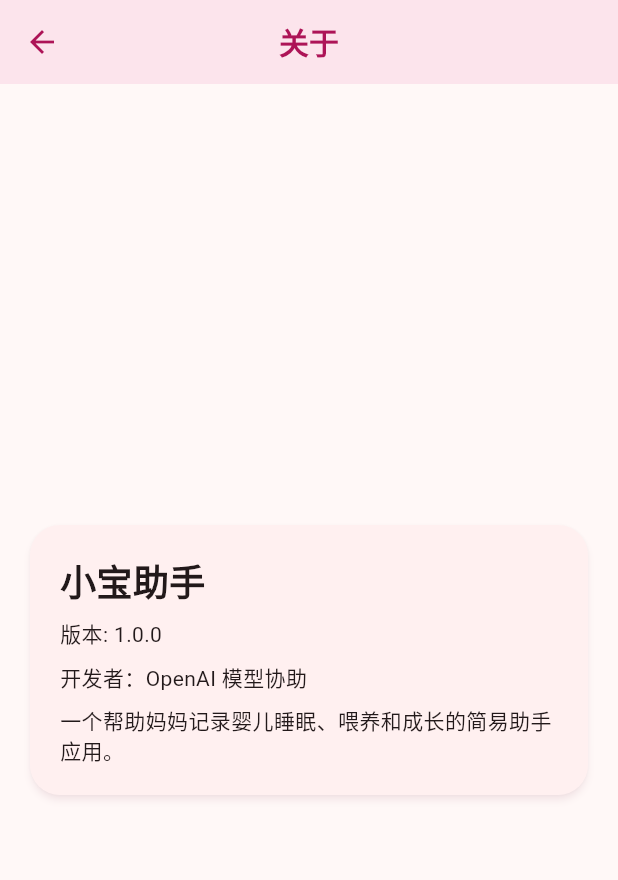
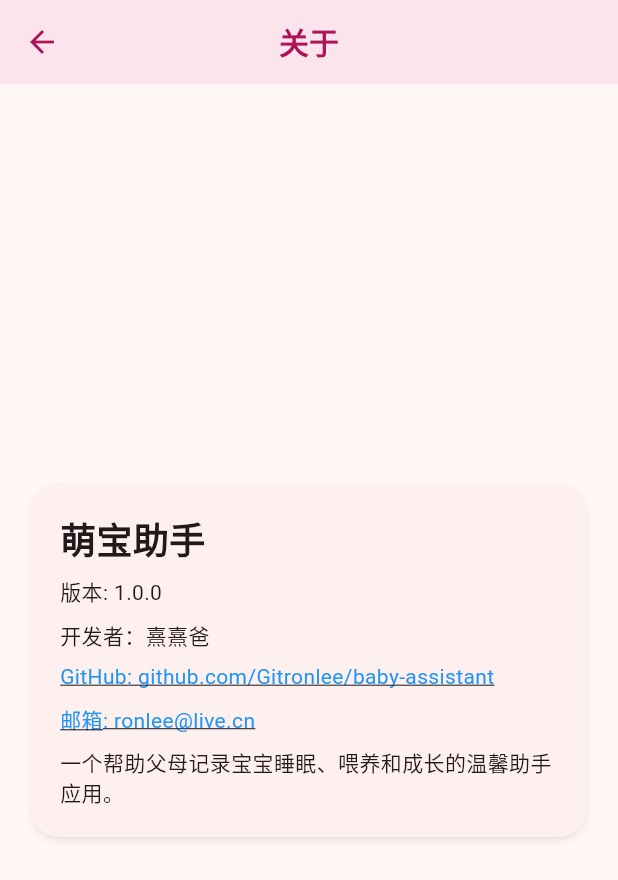
Before and after one commit to Gitronlee/baby-assistant, a Flutter app: the AboutScreen screen opened directly, on a phone screen of 412 x 824 dp. Shown: the top 880 px of the screen. Run offline on Flutter 3.47's test engine with Material 3 defaults, Android fonts, the light colour scheme and no system bars; our stand-ins replace audioplayers, file_picker, fl_chart, shared_preferences; accounts and stored records are empty.

Commit message:
更新关于页面：开发者改为熹熹爸，添加GitHub地址和邮箱

```diff
--- a/lib/screens/about_screen.dart
+++ b/lib/screens/about_screen.dart
@@ -1,29 +1,60 @@
 import 'package:flutter/material.dart';
+import 'package:url_launcher/url_launcher.dart';
 
 class AboutScreen extends StatelessWidget {
   const AboutScreen({super.key});
+
+  Future<void> _launchUrl(String url) async {
+    final uri = Uri.parse(url);
+    if (await canLaunchUrl(uri)) {
+      await launchUrl(uri, mode: LaunchMode.externalApplication);
+    }
+  }
+
   @override
   Widget build(BuildContext context) {
     return Scaffold(
       appBar: AppBar(title: const Text('关于')),
-      body: const Center(
+      body: Center(
         child: Padding(
-          padding: EdgeInsets.all(16.0),
+          padding: const EdgeInsets.all(16.0),
           child: Card(
-            shape: RoundedRectangleBorder(borderRadius: BorderRadius.all(Radius.circular(20.0))),
+            shape: const RoundedRectangleBorder(borderRadius: BorderRadius.all(Radius.circular(20.0))),
             child: Padding(
-              padding: EdgeInsets.all(20.0),
+              padding: const EdgeInsets.all(20.0),
               child: Column(
                 mainAxisSize: MainAxisSize.min,
                 crossAxisAlignment: CrossAxisAlignment.start,
                 children: [
-                  Text('小宝助手', style: TextStyle(fontSize: 24, fontWeight: FontWeight.bold)),
-                  SizedBox(height: 8),
-                  Text('版本: 1.0.0'),
-                  SizedBox(height: 8),
-                  Text('开发者：OpenAI 模型协助'),
-                  SizedBox(height: 8),
-                  Text('一个帮助妈妈记录婴儿睡眠、喂养和成长的简易助手应用。'),
+                  const Text('萌宝助手', style: TextStyle(fontSize: 24, fontWeight: FontWeight.bold)),
+                  const SizedBox(height: 8),
+                  const Text('版本: 1.0.0'),
+                  const SizedBox(height: 8),
+                  const Text('开发者：熹熹爸'),
+                  const SizedBox(height: 8),
+                  GestureDetector(
+                    onTap: () => _launchUrl('https://github.com/Gitronlee/baby-assistant'),
+                    child: const Text(
+                      'GitHub: github.com/Gitronlee/baby-assistant',
+                      style: TextStyle(
+                        color: Colors.blue,
+                        decoration: TextDecoration.underline,
+                      ),
+                    ),
+                  ),
+                  const SizedBox(height: 8),
+                  GestureDetector(
+                    onTap: () => _launchUrl('mailto:ronlee@live.cn'),
+                    child: const Text(
+                      '邮箱: ronlee@live.cn',
+                      style: TextStyle(
+                        color: Colors.blue,
+                        decoration: TextDecoration.underline,
+                      ),
+                    ),
+                  ),
+                  const SizedBox(height: 8),
+                  const Text('一个帮助父母记录宝宝睡眠、喂养和成长的温馨助手应用。'),
                 ],
               ),
             ),
--- a/pubspec.yaml
+++ b/pubspec.yaml
@@ -41,6 +41,7 @@
   fl_chart: ^0.66.0
   provider: ^6.1.1
   file_picker: ^8.0.0+1
+  url_launcher: ^6.2.5
 
 dev_dependencies:
   flutter_test:
```
